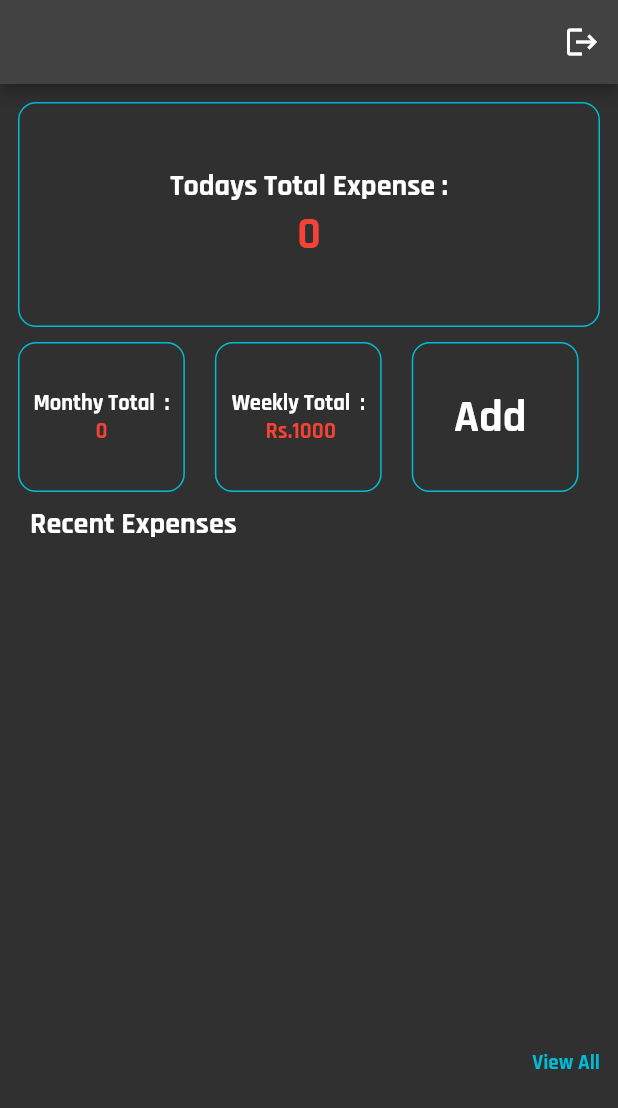
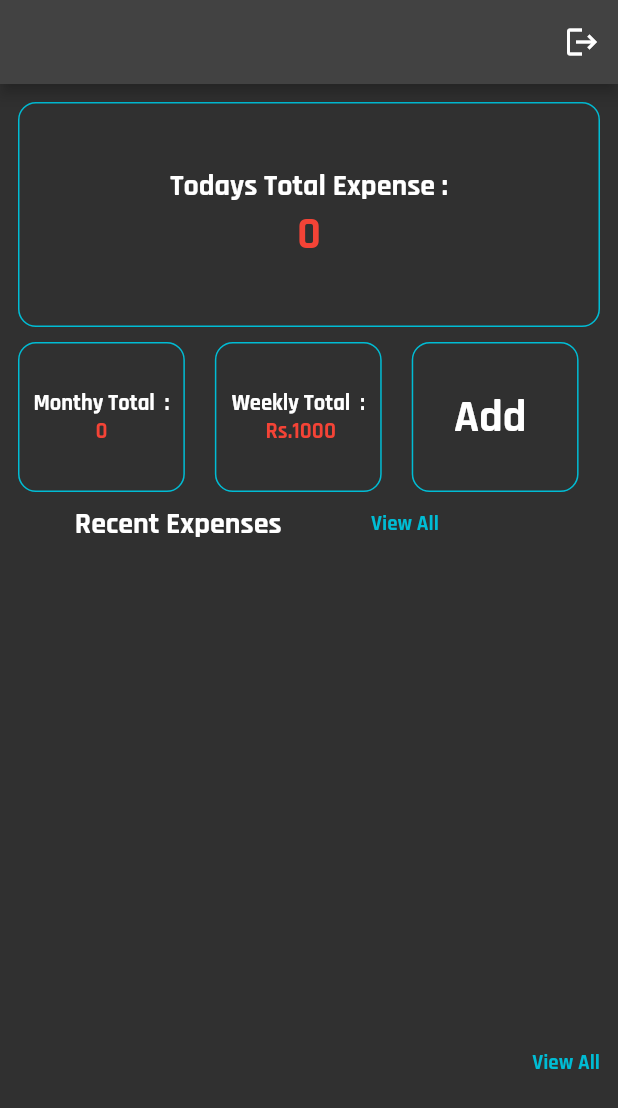
Before and after one commit to sivaprasadnk/ExpenseTrackerWeb, a Flutter app: the screen it shows once a user with an empty profile is signed in, on a phone screen of 412 x 824 dp. Shown: the top 1108 px of the screen. Run offline on Flutter 3.47's test engine with Material 2 defaults, Android fonts, the phone set to English and light mode, and no system bars; drawn by our look-alikes of auto_animated; our stand-ins replace adaptive_dialog, blur, cloud_firestore, firebase_auth, firebase_core, font_awesome_flutter; missing offline and left inert: cloud_firestore_web, firebase_auth_web, firebase_core_web; accounts and stored records are empty.

Commit message:
correcting ios ui

```diff
--- a/lib/main.dart
+++ b/lib/main.dart
@@ -2,7 +2,6 @@ import 'package:expense_tracker/common_strings.dart';
 import 'package:expense_tracker/provider/home.provider.dart';
 import 'package:expense_tracker/provider/route.provider.dart';
 import 'package:expense_tracker/routes.dart';
-import 'package:expense_tracker/view/android/android.splash_screen.dart';
 import 'package:expense_tracker/view/windows/windows.splash.screen.dart';
 import 'package:firebase_core/firebase_core.dart';
 import 'package:flutter/foundation.dart';
@@ -44,10 +43,11 @@ class MyApp extends StatelessWidget {
           brightness: Brightness.dark,
           primarySwatch: Colors.blue,
         ),
-        home: defaultTargetPlatform == TargetPlatform.iOS ||
-                defaultTargetPlatform == TargetPlatform.iOS
-            ? const AndroidSplashScreen()
-            : const WindowsSplashScreen(),
+        // home: defaultTargetPlatform == TargetPlatform.iOS ||
+        //         defaultTargetPlatform == TargetPlatform.iOS
+        //     ? const AndroidSplashScreen()
+        //     : const WindowsSplashScreen(),
+        home: const WindowsSplashScreen(),
       ),
     );
   }
--- a/lib/view/windows/small/home/windows.small.home.screen.dart
+++ b/lib/view/windows/small/home/windows.small.home.screen.dart
@@ -179,7 +179,8 @@ class _HomeScreenState extends State<WindowsSmallHome> {
                     ),
                     GestureDetector(
                       onTap: () {
-                        if (defaultTargetPlatform == TargetPlatform.android) {
+                        if (defaultTargetPlatform == TargetPlatform.android ||
+                            defaultTargetPlatform == TargetPlatform.iOS) {
                           Navigator.push(
                               context,
                               MaterialPageRoute(
@@ -216,15 +217,40 @@ class _HomeScreenState extends State<WindowsSmallHome> {
                   ],
                 ),
               ),
-              const Padding(
-                padding: EdgeInsets.all(8.0),
-                child: Text(
+              Padding(
+                padding: const EdgeInsets.all(8.0),
+                child: Row(
+                  mainAxisAlignment: MainAxisAlignment.spaceAround,
+                  children: [
+                    const Text(
                       'Recent Expenses',
                       style: TextStyle(
                         fontSize: 20,
                         fontFamily: 'Rajdhani',
                         fontWeight: FontWeight.bold,
                       ),
+                    ),
+                    GestureDetector(
+                      onTap: () {
+                        Navigator.push(
+                            context,
+                            MaterialPageRoute(
+                                builder: (_) =>
+                                    const WindowsSmallRecentList()));
+                      },
+                      child: const Text(
+                        'View All',
+                        style: TextStyle(
+                          fontFamily: 'Rajdhani',
+                          color: Colors.cyan,
+                          fontWeight: FontWeight.w800,
+                        ),
+                      ),
+                    ),
+                    const SizedBox(
+                      width: 10,
+                    ),
+                  ],
                 ),
               ),
               SizedBox(
```
Also changed, not shown: 2 other files. Lines whose indentation alone changed are shown as unchanged.
